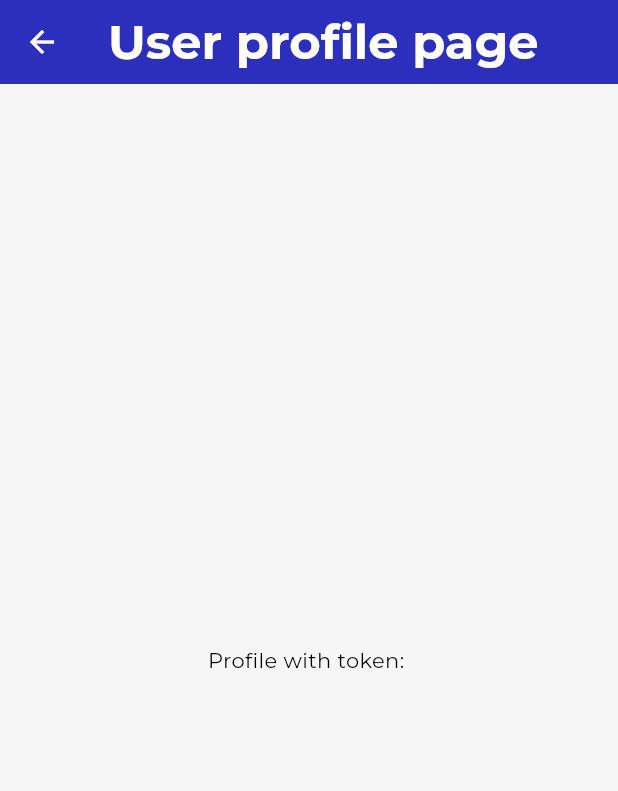
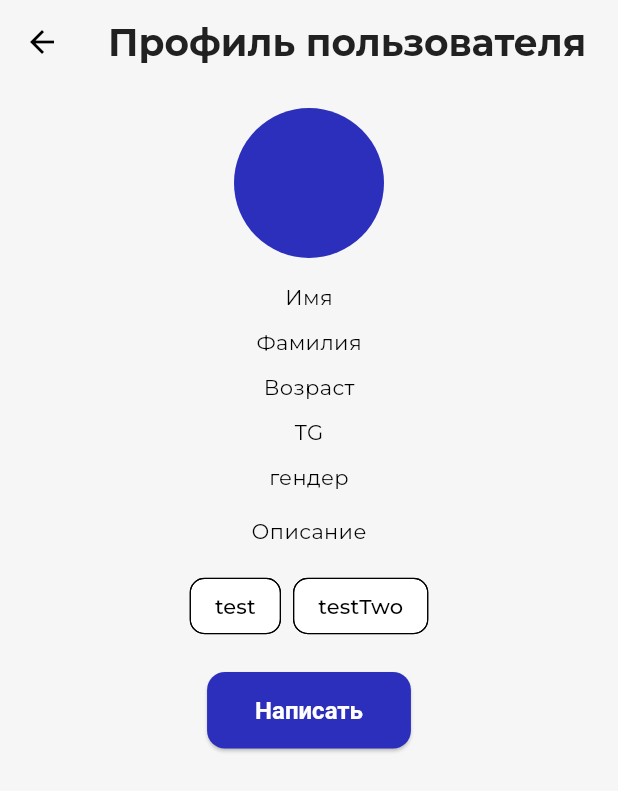
Before and after one commit to MAL-da-udal/GoWithMe, a Flutter app: the UserProfilePage screen opened directly with empty values, on a phone screen of 412 x 824 dp. Shown: the top 791 px of the screen. Run offline on Flutter 3.47's test engine with Material 3 defaults, Android fonts, the phone set to English and light mode, and no system bars; our stand-ins replace flutter_riverpod, go_router, image_picker, shared_preferences; accounts and stored records are empty.

Commit message:
feat: user profile page with dummy data

```diff
--- /dev/null
+++ b/frontend/lib/data/functions/open_url.dart
@@ -0,0 +1,8 @@
+import 'package:url_launcher/url_launcher.dart';
+
+Future<void> openUrl(String urlString) async {
+  final Uri url = Uri.parse(urlString);
+  if (!await launchUrl(url)) {
+    throw Exception('Could not launch $url');
+  }
+}
--- a/frontend/lib/ui/pages/user_profile_page.dart
+++ b/frontend/lib/ui/pages/user_profile_page.dart
@@ -1,5 +1,7 @@
 import 'package:flutter/material.dart';
-import 'package:go_router/go_router.dart';
+import 'package:go_with_me/data/functions/open_url.dart';
+import 'package:go_with_me/ui/widgets/custom_filter_chip.dart';
+import 'package:go_with_me/ui/widgets/icon_back.dart';
 
 class UserProfilePage extends StatefulWidget {
   final String token;
@@ -10,19 +12,66 @@ class UserProfilePage extends StatefulWidget {
 }
 
 class _UserProfilePageState extends State<UserProfilePage> {
+  final activities = ["test", "testTwo"];
+
+  final _avatarBytes = null;
   @override
   Widget build(BuildContext context) {
     return Scaffold(
       appBar: AppBar(
-        title: Text("User profile page"),
-        leading: IconButton(
-          onPressed: () {
-            context.go('/home');
-          },
-          icon: const Icon(Icons.arrow_back, size: 24),
+        backgroundColor: Colors.transparent,
+        title: Text(
+          'Профиль пользователя',
+          style: Theme.of(context).textTheme.titleLarge?.copyWith(fontSize: 25),
+        ),
+        leading: IconBack(),
+      ),
+      body: SafeArea(
+        child: Center(
+          child: Column(
+            children: [
+              SizedBox(height: 16),
+              CircleAvatar(
+                radius: 50,
+                backgroundImage: _avatarBytes != null
+                    ? MemoryImage(_avatarBytes!)
+                    : null,
+              ),
+              const SizedBox(height: 16),
+              Text('Имя'),
+              const SizedBox(height: 10),
+              Text('Фамилия'),
+              const SizedBox(height: 10),
+              Text('Возраст'),
+              const SizedBox(height: 10),
+              Text('TG'),
+              const SizedBox(height: 10),
+              Text('гендер'),
+              const SizedBox(height: 16),
+              Text("Описание"),
+              const SizedBox(height: 16),
+              Wrap(
+                spacing: 8,
+                runSpacing: 8,
+                children: activities.map((act) {
+                  return CustomFilterChip(
+                    label: act,
+                    selected: false,
+                    onSelected: (_) {},
+                  );
+                }).toList(),
+              ),
+              const SizedBox(height: 20),
+              ElevatedButton(
+                onPressed: () async {
+                  openUrl('https://t.me/mc_lavrushka'); //TODO: change
+                },
+                child: Text("Написать"),
+              ),
+            ],
+          ),
         ),
       ),
-      body: Center(child: Text('Profile with token: ${widget.token}')),
     );
   }
 }
```
